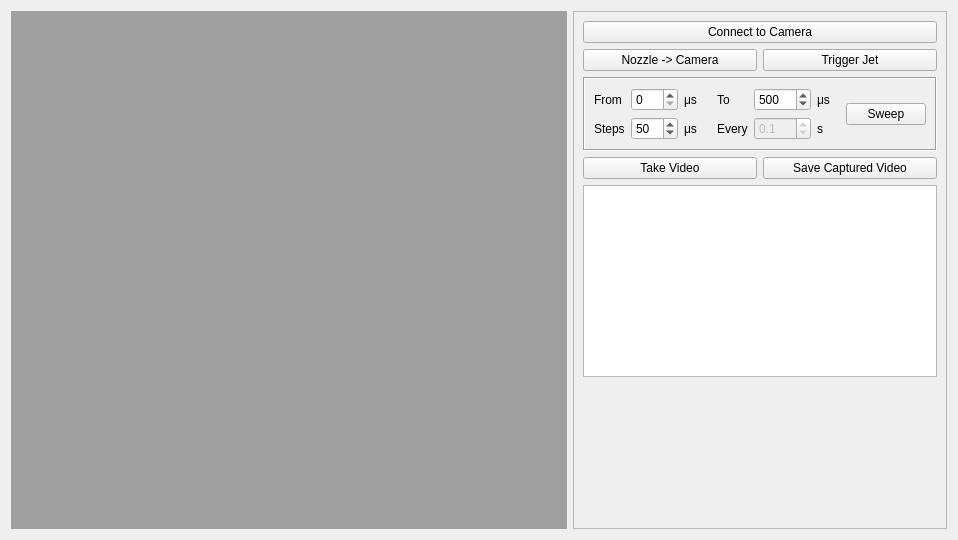
The window that src/ui/dropletobservationwidget.ui (BYUCreateResearchLab/CREATE_LAB_Binder_Jet_Printer) describes before a commit, drawn with Qt 5.
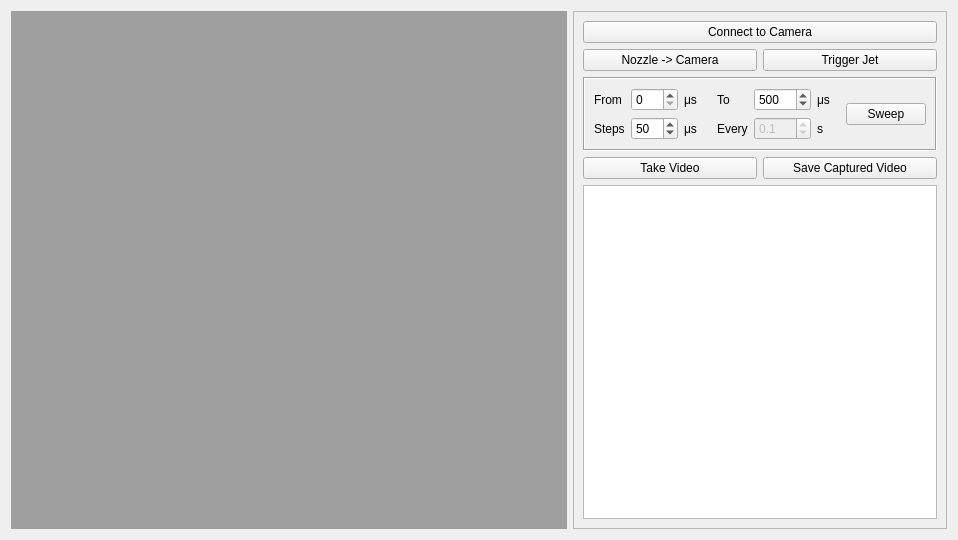
The same window after the commit.

Commit message: merge jetting windows

The edit to the form file:
```diff
--- a/src/ui/dropletobservationwidget.ui
+++ b/src/ui/dropletobservationwidget.ui
@@ -40,6 +40,16 @@
         </property>
        </widget>
       </item>
+      <item row="6" column="0" colspan="2">
+       <widget class="QPlainTextEdit" name="DropletStatsTextEdit"/>
+      </item>
+      <item row="0" column="0" colspan="2">
+       <widget class="QPushButton" name="connectButton">
+        <property name="text">
+         <string>Connect to Camera</string>
+        </property>
+       </widget>
+      </item>
       <item row="5" column="1">
        <widget class="QPushButton" name="SaveVideoButton">
         <property name="text">
@@ -184,29 +194,6 @@
         </layout>
        </widget>
       </item>
-      <item row="0" column="0" colspan="2">
-       <widget class="QPushButton" name="connectButton">
-        <property name="text">
-         <string>Connect to Camera</string>
-        </property>
-       </widget>
-      </item>
-      <item row="7" column="0" colspan="2">
-       <spacer name="verticalSpacer">
-        <property name="orientation">
-         <enum>Qt::Vertical</enum>
-        </property>
-        <property name="sizeHint" stdset="0">
-         <size>
-          <width>20</width>
-          <height>40</height>
-         </size>
-        </property>
-       </spacer>
-      </item>
-      <item row="6" column="0" colspan="2">
-       <widget class="QPlainTextEdit" name="DropletStatsTextEdit"/>
-      </item>
      </layout>
     </widget>
    </item>
```
Left out of the diff: 16 changed lines with no effect on the pictures. The commit also changes 5 other files.
